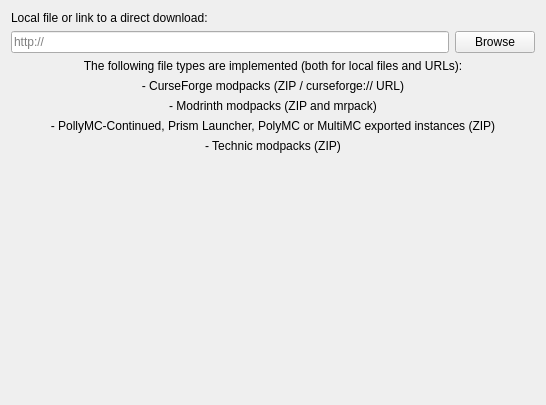
First picture: the form in launcher/ui/pages/modplatform/ImportPage.ui, repository corecommit/PollyMC-Continued, before the edit.
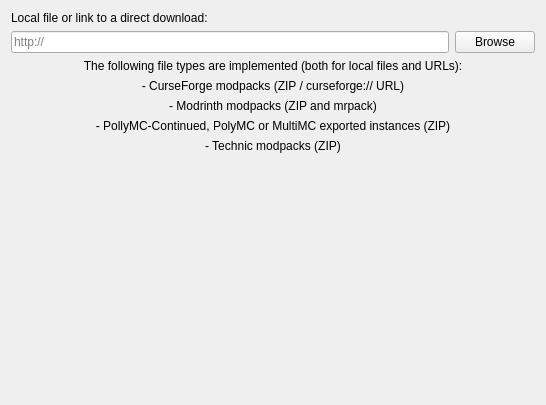
Second picture: the form after the edit.

Commit message: Rebrand Prism Launcher references to PollyMC [skip changelog] [skip release]

Patch:
```diff
--- a/launcher/ui/pages/modplatform/ImportPage.ui
+++ b/launcher/ui/pages/modplatform/ImportPage.ui
@@ -60,7 +60,7 @@
      <item>
       <widget class="QLabel" name="label_2">
        <property name="text">
-        <string>- PollyMC-Continued, Prism Launcher, PolyMC or MultiMC exported instances (ZIP)</string>
+        <string>- PollyMC-Continued, PolyMC or MultiMC exported instances (ZIP)</string>
        </property>
        <property name="alignment">
         <set>Qt::AlignCenter</set>
```
The commit also changes 533 other files.
